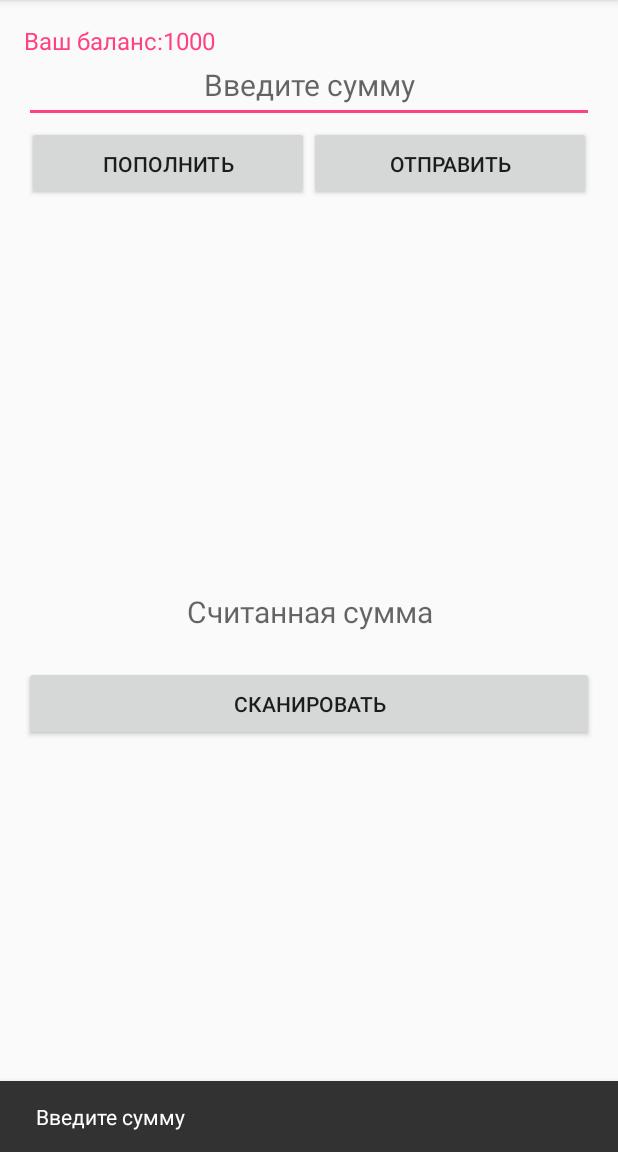
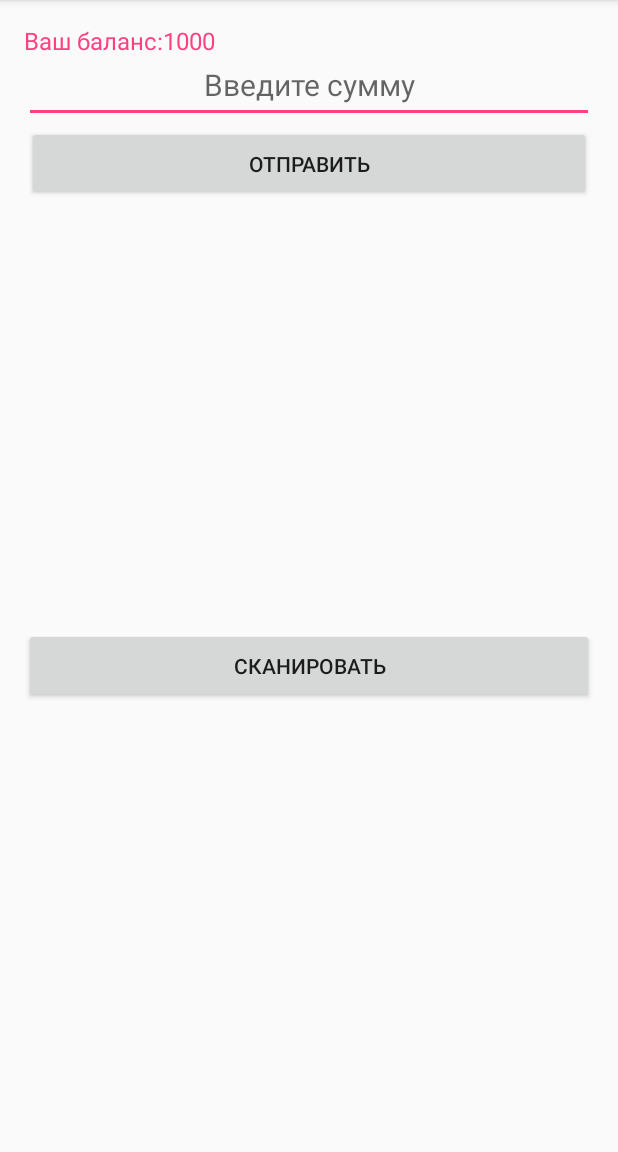
Before and after one commit to Tomas13/OtgReader, an Android app: the screen it shows after launch (MainActivity), after a tap on "ОТПРАВИТЬ", on a phone screen of 412 x 824 dp, the part 84-1236 px from its top. Run offline under Robolectric (Android 15) with nearby library versions, the phone set to English and light mode, and no system bars; our stand-ins replace ButterKnife; libraries missing offline, so code that uses them is left out: me.dm7.barcodescanner; 1 other tap on this screen came first.

Commit message:
Dialog showing balance change

```diff
--- a/app/src/main/java/otgroup/kz/otgreader/MainActivity.java
+++ b/app/src/main/java/otgroup/kz/otgreader/MainActivity.java
@@ -1,10 +1,13 @@
 package otgroup.kz.otgreader;
 
+import android.content.DialogInterface;
 import android.content.Intent;
 import android.support.design.widget.Snackbar;
+import android.support.v7.app.AlertDialog;
 import android.support.v7.app.AppCompatActivity;
 import android.os.Bundle;
 import android.util.Log;
+import android.view.Gravity;
 import android.view.View;
 import android.widget.EditText;
 import android.widget.TextView;
@@ -40,7 +43,7 @@ public class MainActivity extends AppCompatActivity {
         startActivityForResult(new Intent(this, ScanActivity.class), SCAN_QR_REQUEST);
     }
 
-    @OnClick(R.id.btn_generate_qr_positive)
+  /*  @OnClick(R.id.btn_generate_qr_positive)
     public void generatePositive(View view) {
         Intent intent = new Intent(this, QrResultActivity.class);
 
@@ -53,11 +56,22 @@ public class MainActivity extends AppCompatActivity {
             startActivity(intent);
 
             balance += Integer.parseInt(editTextSumm.getText().toString());
+
+            Snackbar.make(textViewBalance, getResources().getString(R.string.success_plus) +
+                    " " + editTextSumm.getText().toString() + " у.е.",
+                    Snackbar.LENGTH_LONG).show();
         } else {
-            Snackbar.make(textViewBalance, getResources().getString(R.string.enter_summ),
-                    Snackbar.LENGTH_LONG).show();
+//            Snackbar.make(textViewBalance, getResources().getString(R.string.enter_summ),
+//                    Snackbar.LENGTH_LONG).show();
+
+            Toast toast = Toast.makeText(getApplicationContext(),
+                    getResources().getString(R.string.enter_summ),
+                    Toast.LENGTH_SHORT);
+
+            toast.setGravity(Gravity.TOP|Gravity.CENTER, 0, 0);
+            toast.show();
         }
-    }
+    }*/
 
 
     @OnClick(R.id.btn_generate_qr_negative)
@@ -73,16 +87,28 @@ public class MainActivity extends AppCompatActivity {
                 intent.putExtra("Summ", editTextSumm.getText() + "&minus&");
                 startActivity(intent);
 
+
                 balance -= Integer.parseInt(editTextSumm.getText().toString());
+                Snackbar.make(textViewBalance, getResources().getString(R.string.success_minus) + " " +
+                                editTextSumm.getText().toString() + " тенге",
+                        Snackbar.LENGTH_LONG).show();
+            } else {
 
-            } else {
-                Snackbar.make(textViewBalance, getResources().getString(R.string.not_enough_balance),
-                        Snackbar.LENGTH_LONG).show();
+                Toast toast = Toast.makeText(getApplicationContext(), getResources().getString(R.string.not_enough_balance),
+                        Toast.LENGTH_SHORT);
+
+                toast.setGravity(Gravity.TOP | Gravity.CENTER, 0, 0);
+                toast.show();
             }
 
         } else {
-            Snackbar.make(textViewBalance, getResources().getString(R.string.enter_summ),
-                    Snackbar.LENGTH_LONG).show();
+
+            Toast toast = Toast.makeText(getApplicationContext(),
+                    getResources().getString(R.string.enter_summ),
+                    Toast.LENGTH_SHORT);
+
+            toast.setGravity(Gravity.TOP | Gravity.CENTER, 0, 0);
+            toast.show();
         }
     }
 
@@ -125,16 +151,44 @@ public class MainActivity extends AppCompatActivity {
                 if (sign.equals("plus")) {
                     current = Integer.parseInt(number);
 
-                    if (balance >= current){
+                    if (balance >= current) {
 
                         balance -= current;
-                    }else{
-                        Snackbar.make(textViewBalance, getResources().getString(R.string.not_enough_balance),
-                                Snackbar.LENGTH_LONG).show();
+                    } else {
+                        Toast toast = Toast.makeText(getApplicationContext(),
+                                getResources().getString(R.string.not_enough_balance),
+                                Toast.LENGTH_LONG);
+
+                        toast.setGravity(Gravity.TOP | Gravity.CENTER, 0, 0);
+                        toast.show();
+//                        Snackbar.make(textViewBalance, getResources().getString(R.string.not_enough_balance),
+//                                Snackbar.LENGTH_LONG).show();
                     }
                 } else {
                     current = Integer.parseInt(number);
                     balance += current;
+
+                    // 1. Instantiate an AlertDialog.Builder with its constructor
+                    AlertDialog.Builder builder = new AlertDialog.Builder(this);
+
+                    // 2. Chain together various setter methods to set the dialog characteristics
+                    builder.setMessage("Ваш баланс пополнен на " + current + " тенге");
+//                            .setTitle(R.string.dialog_title);
+
+                    // 3. Get the AlertDialog from create()
+
+
+
+                    // Add the buttons
+                    builder.setPositiveButton(R.string.ok, new DialogInterface.OnClickListener() {
+                        public void onClick(DialogInterface dialog, int id) {
+                            // User clicked OK button
+                            dialog.cancel();
+                        }
+                    });
+
+                    AlertDialog dialog = builder.create();
+                    dialog.show();
                 }
 
 
--- a/app/src/main/java/otgroup/kz/otgreader/QrResultActivity.java
+++ b/app/src/main/java/otgroup/kz/otgreader/QrResultActivity.java
@@ -56,7 +56,7 @@ public class QrResultActivity extends AppCompatActivity {
         //initialize the TimerTask's job
         initializeTimerTask();
         //schedule the timer, after the first 5000ms the TimerTask will run every 10000ms
-        timer.schedule(timerTask, 5000, 5000); //
+        timer.schedule(timerTask, 1000, 3000); //
     }
 
     @Override
--- a/app/src/main/res/layout/activity_main.xml
+++ b/app/src/main/res/layout/activity_main.xml
@@ -49,18 +49,18 @@
                 android:padding="2dp"
                 android:weightSum="2">
 
-                <Button
-                    android:id="@+id/btn_generate_qr_positive"
-                    android:layout_width="0dp"
-                    android:layout_height="50dp"
-                    android:layout_weight="1"
-                    android:text="@string/add_summ"/>
+                <!--<Button-->
+                    <!--android:id="@+id/btn_generate_qr_positive"-->
+                    <!--android:layout_width="0dp"-->
+                    <!--android:layout_height="50dp"-->
+                    <!--android:layout_weight="1"-->
+                    <!--android:text="@string/add_summ"/>-->
 
                 <Button
                     android:id="@+id/btn_generate_qr_negative"
                     android:layout_width="0dp"
                     android:layout_height="50dp"
-                    android:layout_weight="1"
+                    android:layout_weight="2"
                     android:text="@string/minus_summ"/>
 
             </LinearLayout>
@@ -73,6 +73,7 @@
             android:orientation="vertical">
 
             <TextView
+                android:visibility="gone"
                 android:id="@+id/text_view_read"
                 android:layout_width="wrap_content"
                 android:layout_height="50dp"
--- a/app/src/main/res/values/strings.xml
+++ b/app/src/main/res/values/strings.xml
@@ -7,4 +7,7 @@
     <string name="btn_scan">сканировать</string>
     <string name="balance">Ваш баланс:</string>
     <string name="not_enough_balance">НЕДОСТАТОЧНО БАЛАНСА</string>
+    <string name="success_minus">С баланса успешно списалось</string>
+    <string name="success_plus">Баланс успешно пополнен на</string>
+    <string name="ok">OK</string>
 </resources>
```
